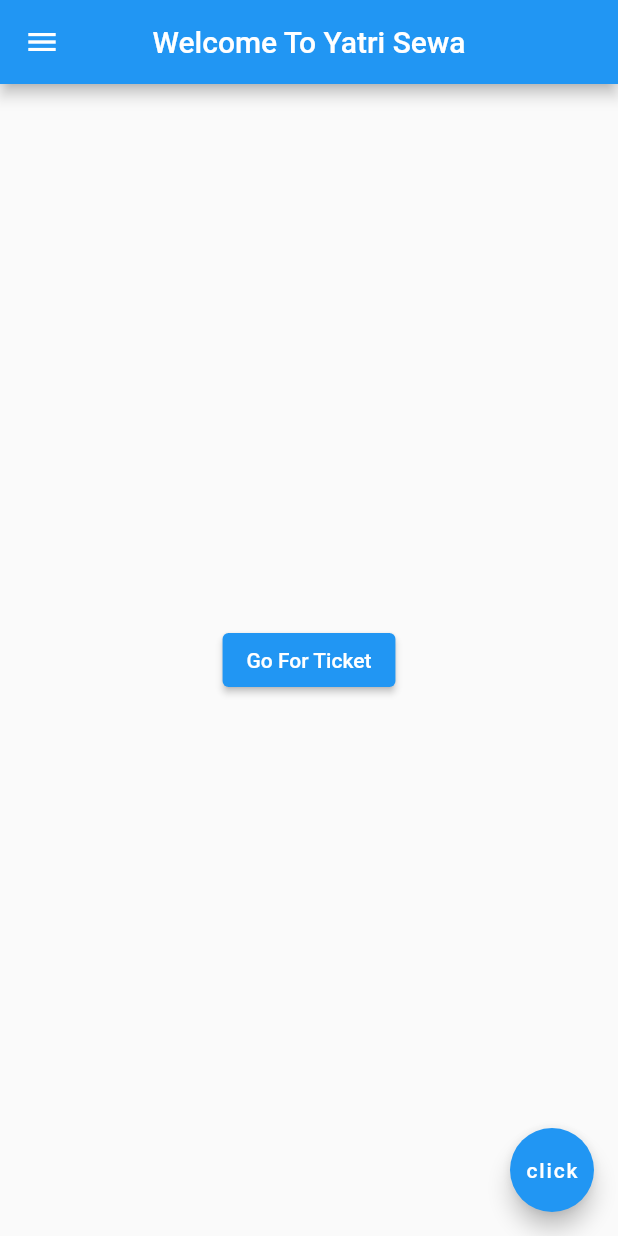
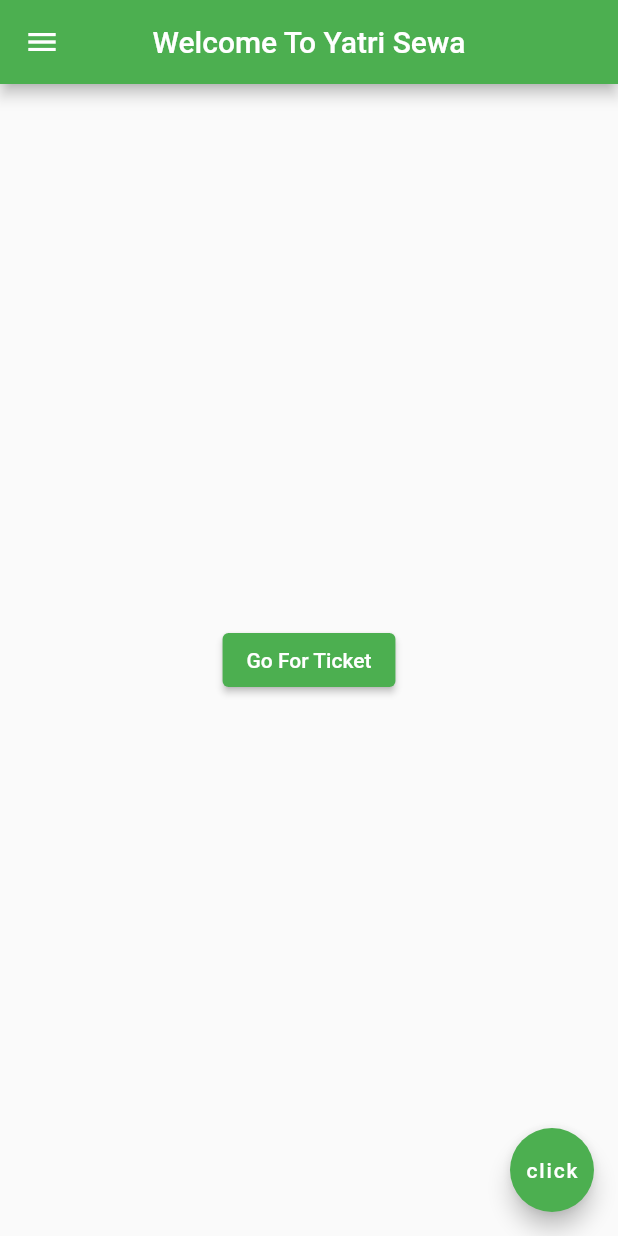
Before and after one commit to Sagarkc26/Ticket-Sewa, a Flutter app: the screen it shows after launch, on a phone screen of 412 x 824 dp. Run offline on Flutter 3.47's test engine with Material 2 defaults, Android fonts, the phone set to English and light mode, and no system bars.

Commit message:
Changing themedata in app

```diff
--- a/lib/main.dart
+++ b/lib/main.dart
@@ -10,10 +10,11 @@ class MyApp extends StatelessWidget {
 
   @override
   Widget build(BuildContext context) {
-    return const MaterialApp(
+    return MaterialApp(
       debugShowCheckedModeBanner: false,
+      theme: ThemeData(primarySwatch: Colors.green),
       title: "hello",
-      home: HOMEPAGE(),
+      home: const HOMEPAGE(),
     );
   }
 }
```
